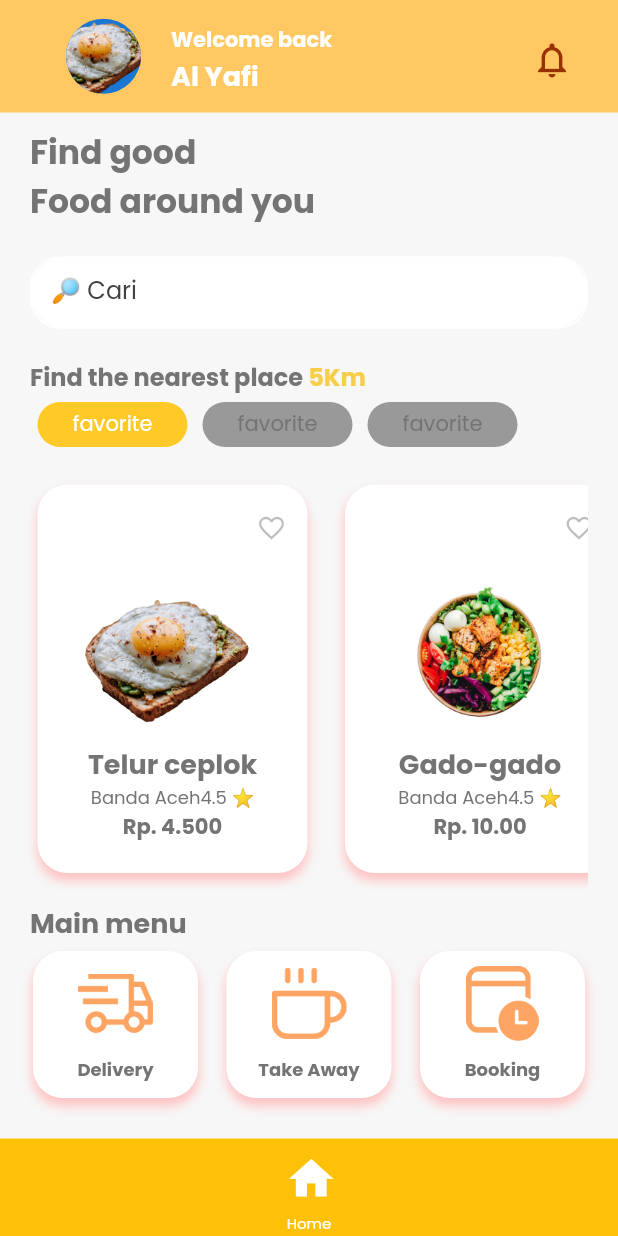
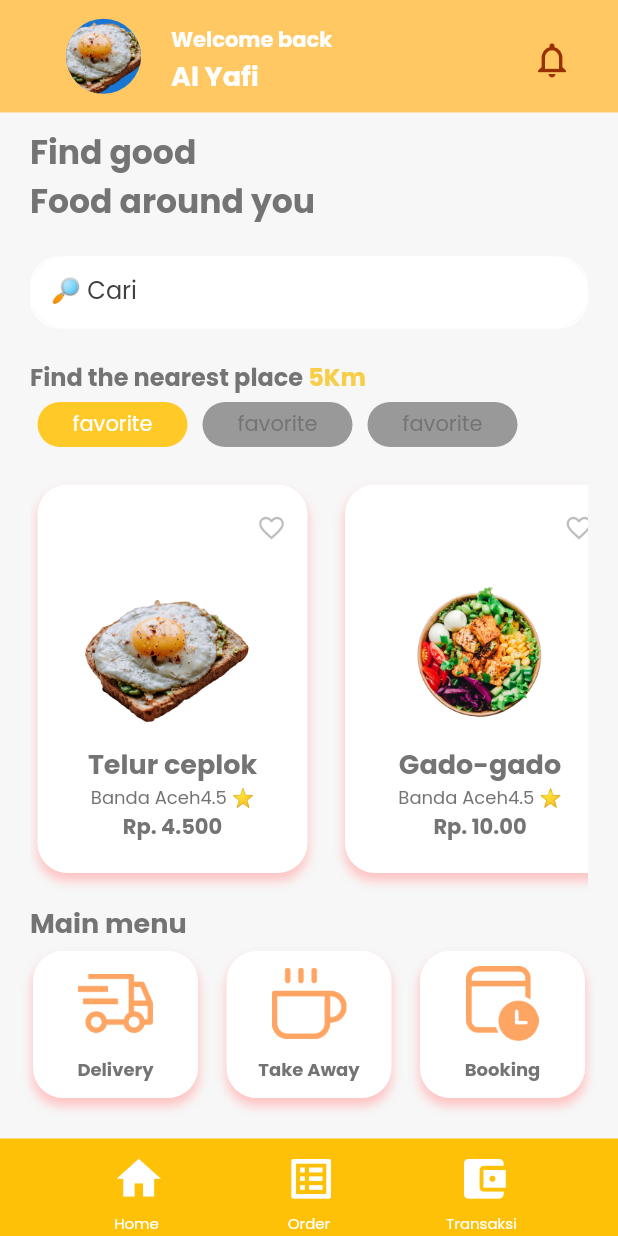
Before and after one commit to alyafi0899/foody-goodie, a Flutter app: the screen it shows after launch, on a phone screen of 412 x 824 dp. Run offline on Flutter 3.47's test engine with Material 2 defaults, Android fonts, the light colour scheme and no system bars; our stand-ins replace google_fonts.

Commit message:
fixing little change

```diff
--- a/pesan_makan/pesan_makan/lib/home_view.dart
+++ b/pesan_makan/pesan_makan/lib/home_view.dart
@@ -242,6 +242,46 @@ class _HomePageState extends State<HomePage> {
                 ],
               ),
             ),
+            Container(
+              alignment: Alignment.center,
+              child: Column(
+                mainAxisAlignment: MainAxisAlignment.center,
+                children: [
+                  IconButton(
+                    onPressed: () {},
+                    icon: Icon(
+                      Icons.list_alt,
+                      color: Colors.white,
+                      size: 35,
+                    ),
+                  ),
+                  Text(
+                    "Order",
+                    style: whiteStyle.copyWith(fontSize: 10),
+                  )
+                ],
+              ),
+            ),
+            Container(
+              alignment: Alignment.center,
+              child: Column(
+                mainAxisAlignment: MainAxisAlignment.center,
+                children: [
+                  IconButton(
+                    onPressed: () {},
+                    icon: Icon(
+                      Icons.account_balance_wallet,
+                      color: Colors.white,
+                      size: 35,
+                    ),
+                  ),
+                  Text(
+                    "Transaksi",
+                    style: whiteStyle.copyWith(fontSize: 10),
+                  )
+                ],
+              ),
+            ),
           ],
         ),
       ),
--- a/pesan_makan/pesan_makan/lib/main.dart
+++ b/pesan_makan/pesan_makan/lib/main.dart
@@ -30,6 +30,6 @@ class MyHomePage extends StatefulWidget {
 class _MyHomePageState extends State<MyHomePage> {
   @override
   Widget build(BuildContext context) {
-    return HomePage();
+    return Scaffold(body: HomePage());
   }
 }
```
